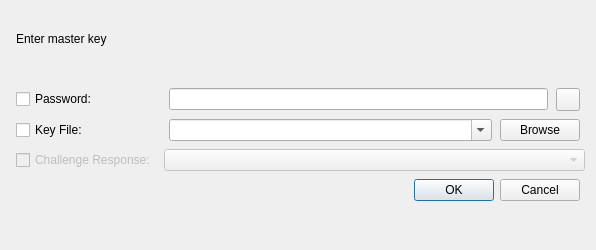
Above: src/gui/DatabaseOpenWidget.ui from keepassxreboot/keepassxc before the change. Below: the same form after it.
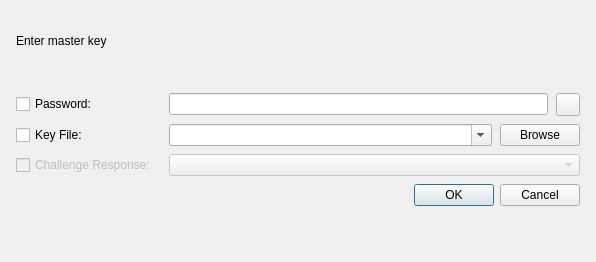
That is the form after the change. Custom widgets are drawn as their Qt base class.

Commit message: Align YubiKey combobox with rest of interface

The edit to the form file:
```diff
--- a/src/gui/DatabaseOpenWidget.ui
+++ b/src/gui/DatabaseOpenWidget.ui
@@ -7,7 +7,7 @@
     <x>0</x>
     <y>0</y>
     <width>596</width>
-    <height>250</height>
+    <height>262</height>
    </rect>
   </property>
   <layout class="QVBoxLayout" name="verticalLayout" stretch="0,1,0,1,0,0,3">
@@ -85,7 +85,7 @@
        </property>
       </widget>
      </item>
-     <item row="1" column="1">
+     <item row="1" column="2">
       <layout class="QHBoxLayout" name="keyFileLayout">
        <property name="leftMargin">
         <number>5</number>
@@ -118,7 +118,7 @@
        </item>
       </layout>
      </item>
-     <item row="0" column="1">
+     <item row="0" column="2">
       <layout class="QHBoxLayout" name="passwordLayout">
        <property name="leftMargin">
         <number>5</number>
@@ -142,7 +142,7 @@
        </item>
       </layout>
      </item>
-     <item row="2" column="0">
+     <item row="4" column="0">
       <widget class="QCheckBox" name="checkChallengeResponse">
        <property name="enabled">
         <bool>false</bool>
@@ -152,12 +152,22 @@
        </property>
       </widget>
      </item>
-     <item row="2" column="1">
+     <item row="4" column="2">
+      <layout class="QHBoxLayout" name="horizontalLayout">
+       <property name="leftMargin">
+        <number>5</number>
+       </property>
+       <property name="rightMargin">
+        <number>5</number>
+       </property>
+       <item>
       <widget class="QComboBox" name="comboChallengeResponse">
        <property name="enabled">
         <bool>false</bool>
        </property>
       </widget>
+       </item>
+      </layout>
      </item>
     </layout>
    </item>
```
Lines whose indentation alone changed are shown as unchanged.
